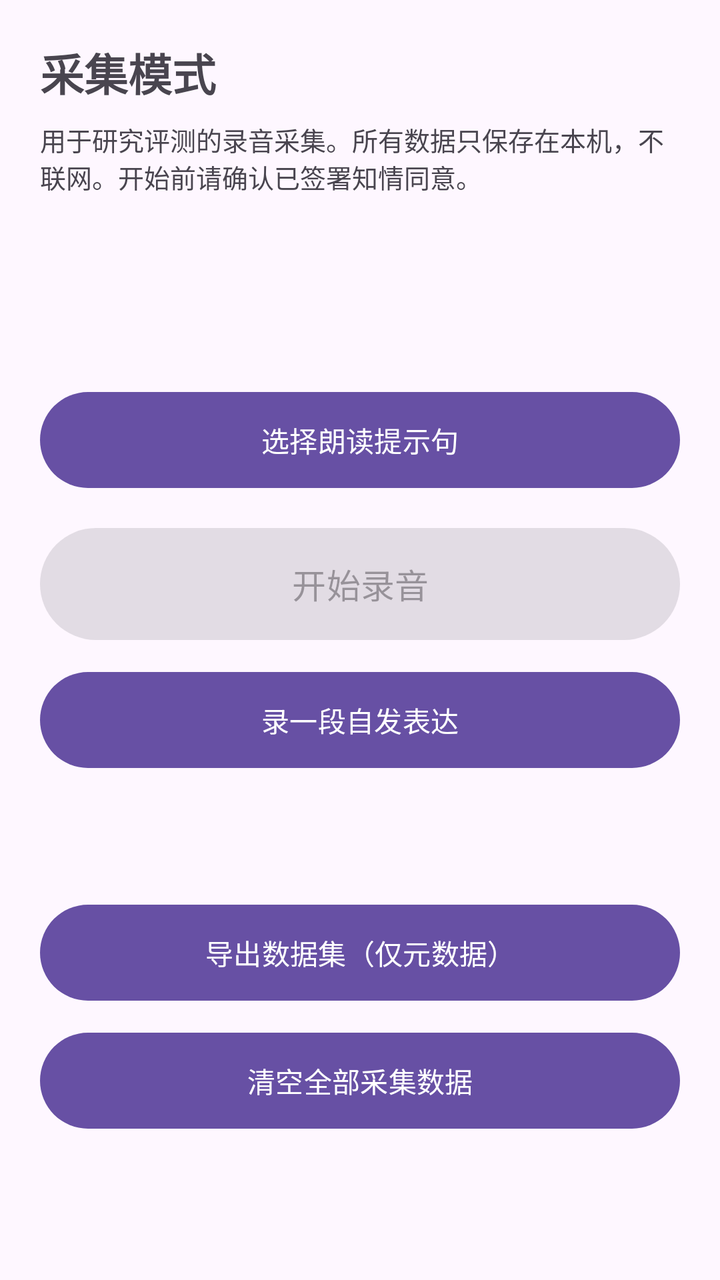
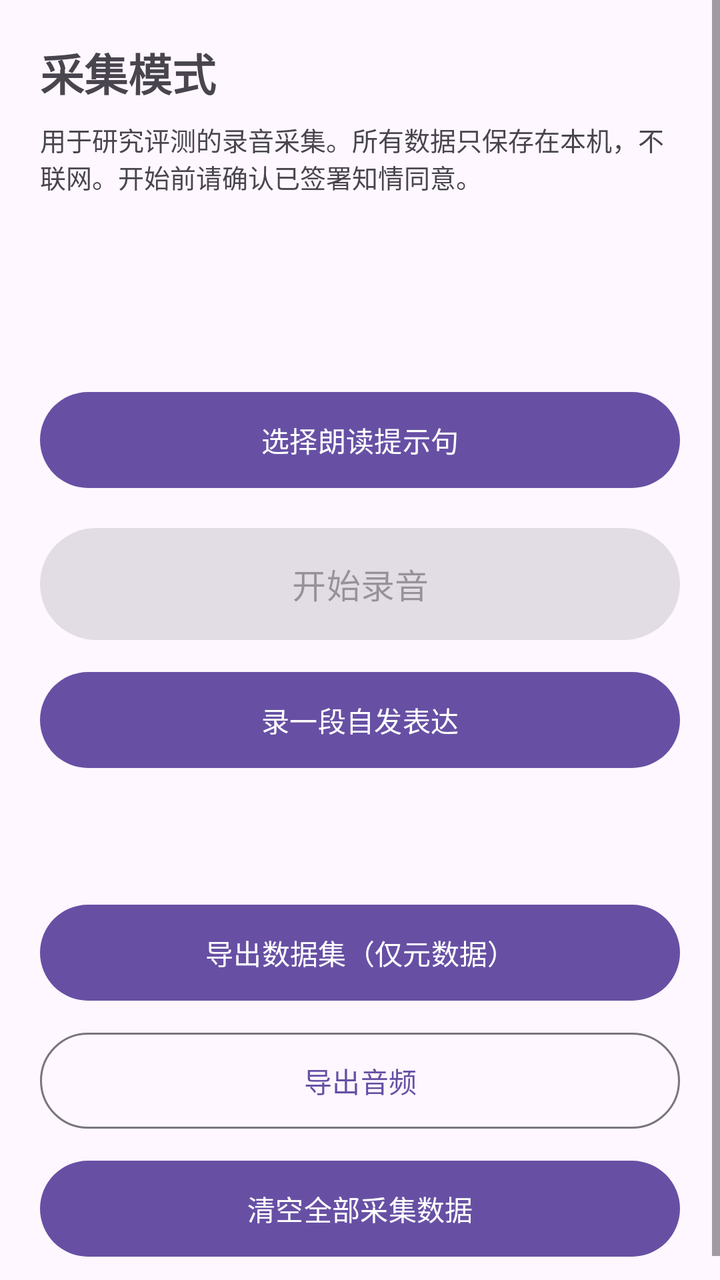

Before-and-after screenshots of an Android layout around one commit, followed by the original layout XML and the change that was made.
<!-- AndroidManifest.xml: application theme Theme.VoiceClear -->
<!-- res/layout/activity_capture.xml -->
<?xml version="1.0" encoding="utf-8"?>
<ScrollView xmlns:android="http://schemas.android.com/apk/res/android"
    android:layout_width="match_parent"
    android:layout_height="match_parent"
    android:fillViewport="true">

    <LinearLayout
        android:layout_width="match_parent"
        android:layout_height="wrap_content"
        android:orientation="vertical"
        android:padding="20dp">

        <TextView
            android:id="@+id/captureTitle"
            android:layout_width="match_parent"
            android:layout_height="wrap_content"
            android:text="@string/capture_title"
            android:textSize="22sp"
            android:textStyle="bold" />

        <TextView
            android:id="@+id/captureNotice"
            android:layout_width="match_parent"
            android:layout_height="wrap_content"
            android:layout_marginTop="8dp"
            android:text="@string/capture_notice"
            android:textSize="13sp" />

        <TextView
            android:id="@+id/captureSpeakerInfo"
            android:layout_width="match_parent"
            android:layout_height="wrap_content"
            android:layout_marginTop="12dp"
            android:textSize="14sp"
            android:textStyle="bold" />

        <TextView
            android:id="@+id/captureStats"
            android:layout_width="match_parent"
            android:layout_height="wrap_content"
            android:layout_marginTop="4dp"
            android:textSize="13sp" />

        <TextView
            android:id="@+id/captureGuidance"
            android:layout_width="match_parent"
            android:layout_height="wrap_content"
            android:layout_marginTop="8dp"
            android:textSize="13sp" />

        <com.google.android.material.button.MaterialButton
            android:id="@+id/promptButton"
            android:layout_width="match_parent"
            android:layout_height="wrap_content"
            android:layout_marginTop="16dp"
            android:minHeight="56dp"
            android:text="@string/capture_choose_prompt" />

        <TextView
            android:id="@+id/currentPromptText"
            android:layout_width="match_parent"
            android:layout_height="wrap_content"
            android:layout_marginTop="12dp"
            android:textSize="18sp"
            android:visibility="gone" />

        <TextView
            android:id="@+id/currentPromptNote"
            android:layout_width="match_parent"
            android:layout_height="wrap_content"
            android:layout_marginTop="4dp"
            android:textSize="12sp"
            android:visibility="gone" />

        <com.google.android.material.button.MaterialButton
            android:id="@+id/captureRecordButton"
            android:layout_width="match_parent"
            android:layout_height="wrap_content"
            android:layout_marginTop="12dp"
            android:enabled="false"
            android:minHeight="64dp"
            android:text="@string/capture_start_record"
            android:textSize="17sp" />

        <com.google.android.material.button.MaterialButton
            android:id="@+id/captureSpontaneousButton"
            android:layout_width="match_parent"
            android:layout_height="wrap_content"
            android:layout_marginTop="8dp"
            android:minHeight="56dp"
            android:text="@string/capture_spontaneous" />

        <TextView
            android:id="@+id/captureStatus"
            android:layout_width="match_parent"
            android:layout_height="wrap_content"
            android:layout_marginTop="16dp"
            android:accessibilityLiveRegion="polite"
            android:textSize="15sp" />

        <com.google.android.material.button.MaterialButton
            android:id="@+id/captureExportButton"
            android:layout_width="match_parent"
            android:layout_height="wrap_content"
            android:layout_marginTop="24dp"
            android:minHeight="56dp"
            android:text="@string/capture_export" />

        <com.google.android.material.button.MaterialButton
            android:id="@+id/captureClearButton"
            android:layout_width="match_parent"
            android:layout_height="wrap_content"
            android:layout_marginTop="8dp"
            android:minHeight="56dp"
            android:text="@string/capture_clear" />

    </LinearLayout>
</ScrollView>
<!-- resources referenced by this layout -->
<resources>
  <string name="capture_choose_prompt">选择朗读提示句</string>
  <string name="capture_clear">清空全部采集数据</string>
  <string name="capture_export">导出数据集（仅元数据）</string>
  <string name="capture_notice">用于研究评测的录音采集。所有数据只保存在本机，不联网。开始前请确认已签署知情同意。</string>
  <string name="capture_spontaneous">录一段自发表达</string>
  <string name="capture_start_record">开始录音</string>
  <string name="capture_title">采集模式</string>
  <style name="Theme.VoiceClear" parent="Theme.Material3.DayNight.NoActionBar" />
</resources>

<!-- the commit's change to res/layout/activity_capture.xml (unified diff, before → after) -->
@@ -107,6 +107,15 @@
             android:text="@string/capture_export" />
 
         <com.google.android.material.button.MaterialButton
+            android:id="@+id/captureAudioExportButton"
+            style="@style/Widget.Material3.Button.OutlinedButton"
+            android:layout_width="match_parent"
+            android:layout_height="wrap_content"
+            android:layout_marginTop="8dp"
+            android:minHeight="56dp"
+            android:text="@string/export_audio_title" />
+
+        <com.google.android.material.button.MaterialButton
             android:id="@+id/captureClearButton"
             android:layout_width="match_parent"
             android:layout_height="wrap_content"
<!-- resource entries referenced after the edit -->
@@ -7,6 +7,7 @@
   <string name="capture_spontaneous">录一段自发表达</string>
   <string name="capture_start_record">开始录音</string>
   <string name="capture_title">采集模式</string>
+  <string name="export_audio_title">导出音频</string>
   <style name="Theme.VoiceClear" parent="Theme.Material3.DayNight.NoActionBar" />
 </resources>
 
